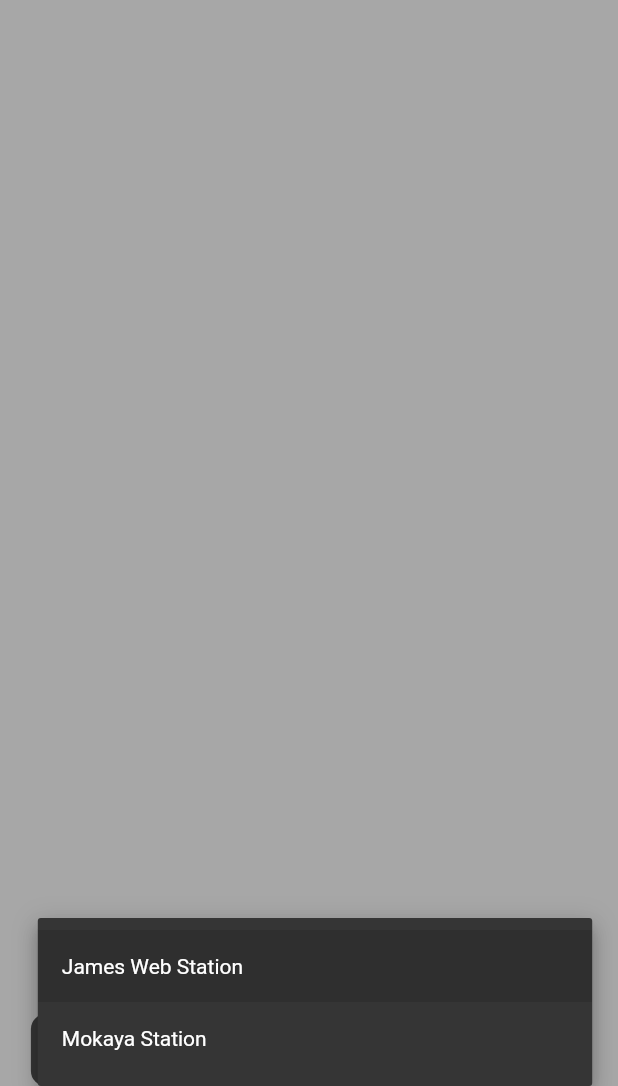
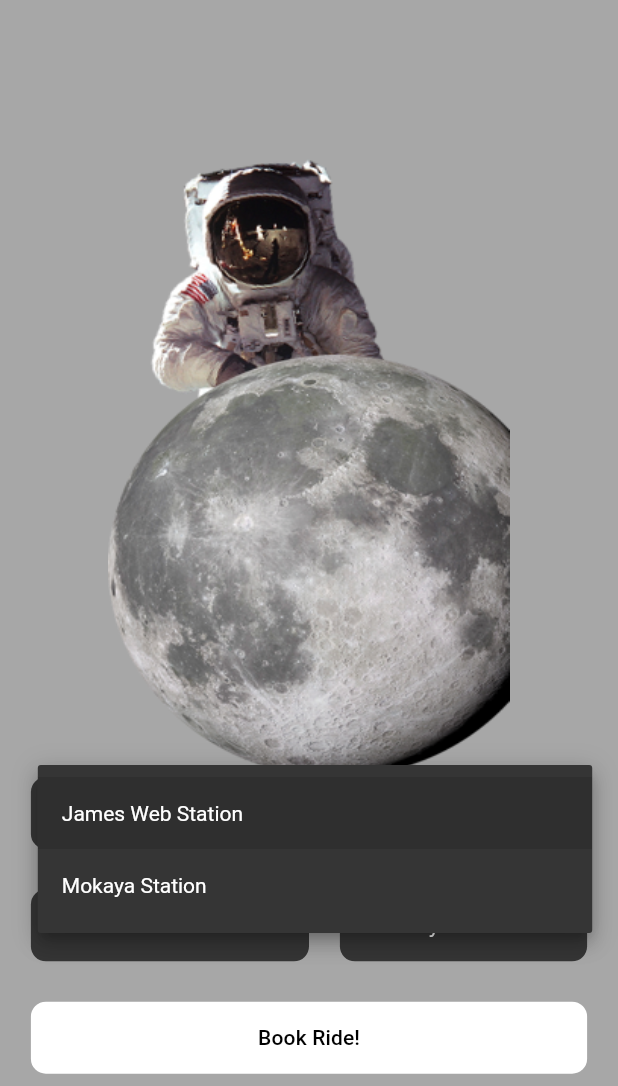
Before and after one commit to Clmokaya/Go_Moon, a Flutter app: the screen it shows after launch, after a tap on "James Web Station", on a phone screen of 412 x 824 dp, the part 150-1236 px from its top. Run offline on Flutter 3.47's test engine with Material 3 defaults, Android fonts, the phone set to English and light mode, and no system bars.

Commit message:
adding row widgets adding stack and alignment widgets finalizing on the interface

```diff
--- a/go_moon/lib/pages/home_page.dart
+++ b/go_moon/lib/pages/home_page.dart
@@ -1,4 +1,5 @@
 import 'package:flutter/material.dart';
+import 'package:go_moon/widgets/custom_DropDown_button.dart';
 
 class Homepage extends StatelessWidget{
 
@@ -14,16 +15,25 @@ late double _deviceHeight, _deviceWidth;
   height: _deviceHeight,
   width: _deviceHeight,
  padding: EdgeInsets.symmetric(horizontal: _deviceWidth * 0.05),
- child:Column(
+ child:Stack(children: [
+  Column(
   mainAxisAlignment: MainAxisAlignment.spaceBetween,
   mainAxisSize: MainAxisSize.max,
   crossAxisAlignment: CrossAxisAlignment.start,
   children: [
-    _pageTitle(),
-    _destinationDropDownWidget(),
+     _pageTitle(),
+     _bookRideWidget(),
   ],
- ) ,))
+ ),
+   Align(alignment: Alignment.center,
+    child:_astroImageWidget() ,
+   )
+ ],
+ ),
+ ),
+ ),
  );
+
   }
 Widget _pageTitle(){
   return const Text("#GoMoon",
@@ -38,46 +48,76 @@ Widget _pageTitle(){
 
   Widget _astroImageWidget() {
     return Container(
+      height:_deviceHeight*0.50 ,
+      width: _deviceWidth*0.65,
   decoration:const BoxDecoration(
     image:DecorationImage(
       fit:BoxFit.fill ,
       image: AssetImage("assets/images/astro_moon.png"))
-  ),);
+  ),
+  );
 
   }
+Widget _bookRideWidget(){
+return Container(height: _deviceHeight * 0.25,child: Column(
+  mainAxisAlignment: MainAxisAlignment.spaceBetween,
+  mainAxisSize: MainAxisSize.max,
+  crossAxisAlignment: CrossAxisAlignment.center,
+  children: [
+    _destinationDropDownWidget(),
+    __travellersInformationWidget(),
+    _rideButton(),
+
+  ],
+),);
+}
+
+
+
+Widget __travellersInformationWidget () {
+  return Row(
+ mainAxisAlignment: MainAxisAlignment.spaceBetween,
+ mainAxisSize: MainAxisSize.max,
+ crossAxisAlignment: CrossAxisAlignment.center,
+  children: [
+    CustomDropdownButtonClass(values:const [
+        '1',
+        '2',
+        '3',
+        '4',
+     ],
+     width: _deviceWidth*0.45,
+     ),
+     CustomDropdownButtonClass(values:const [
+        'Economy',
+        'Business',
+        'First_Class',
+        'Premium',
+     ],
+     width: _deviceWidth*0.40,
+     ),
+  ],
+);
+}
 Widget _destinationDropDownWidget(){
-  List <String> _items =[
+  return  CustomDropdownButtonClass(values:const [
     'James Web Station',
     'Mokaya Station',
-     ];
-  return Container(
-    padding: EdgeInsets.symmetric(horizontal:_deviceWidth*0.05 ),
-    width: _deviceWidth,
-    decoration: BoxDecoration(color: const Color.fromRGBO(53,
-     53,
-     53,
-     1.0
-     ),
-     borderRadius: BorderRadius.circular(10)
-     ),
-
-    child:DropdownButton(
-      value: _items.first,
-     onChanged: (_){},
-      items: _items.map(
-        (e){
-          return DropdownMenuItem(
-            child: Text(e),
-            value: e,
-          );
-        }
-      ).toList(),
-      underline: Container(),
-      dropdownColor: const Color.fromRGBO(53, 53, 53, 1.0),
-      style: TextStyle(color:Colors.white ),
-     ),
-     );
-
+ ],
+ width: _deviceWidth,
+  );
+}
+Widget _rideButton(){
+return Container(
+  margin: EdgeInsets.only(bottom: _deviceHeight*0.01),
+  width: _deviceWidth,
+  decoration: BoxDecoration(color: Colors.white, borderRadius:BorderRadius.circular(10), ),
+  child: MaterialButton(onPressed:(){},
+  child: const Text ("Book Ride!",
+  style:TextStyle(
+  color: Colors.black,),),
+  )
+);
 }
 
 }
--- /dev/null
+++ b/go_moon/lib/widgets/custom_DropDown_button.dart
@@ -0,0 +1,42 @@
+import 'package:flutter/material.dart';
+
+class CustomDropdownButtonClass extends StatelessWidget {
+List<String> values;
+double width;
+
+CustomDropdownButtonClass({required this.values , required this.width});
+
+@override
+  Widget build(BuildContext context) {
+   return Container(
+    padding: EdgeInsets.symmetric(horizontal:width*0.05 ),
+    width: width,
+    decoration: BoxDecoration(color: const Color.fromRGBO(53,
+     53,
+     53,
+     1.0
+     ),
+     borderRadius: BorderRadius.circular(10)
+     ),
+
+    child:DropdownButton(
+      value: values.first,
+     onChanged: (_){},
+      items: values.map(
+        (e){
+          return DropdownMenuItem(
+            child: Text(e),
+            value: e,
+          );
+        }
+      ).toList(),
+      underline: Container(),
+      dropdownColor: const Color.fromRGBO(53, 53, 53, 1.0),
+      style: TextStyle(color:Colors.white ),
+     ),
+     );
+
+
+  }
+
+  }
```
Also changed, not shown: go_moon/pubspec.lock, 2 other files.
